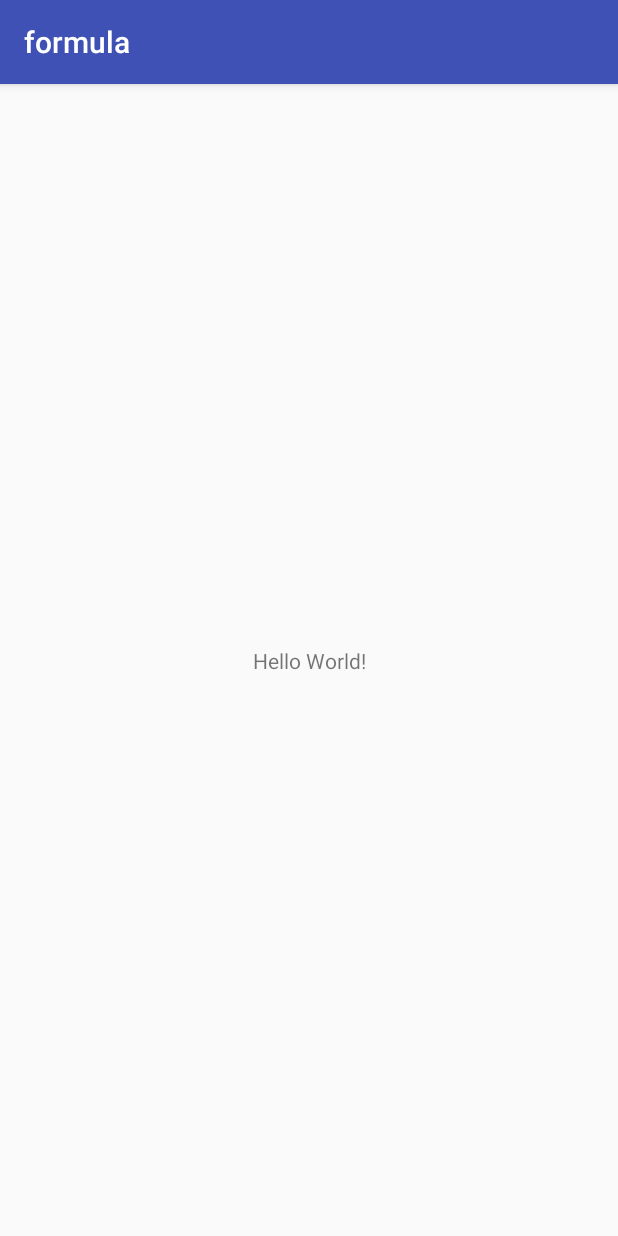
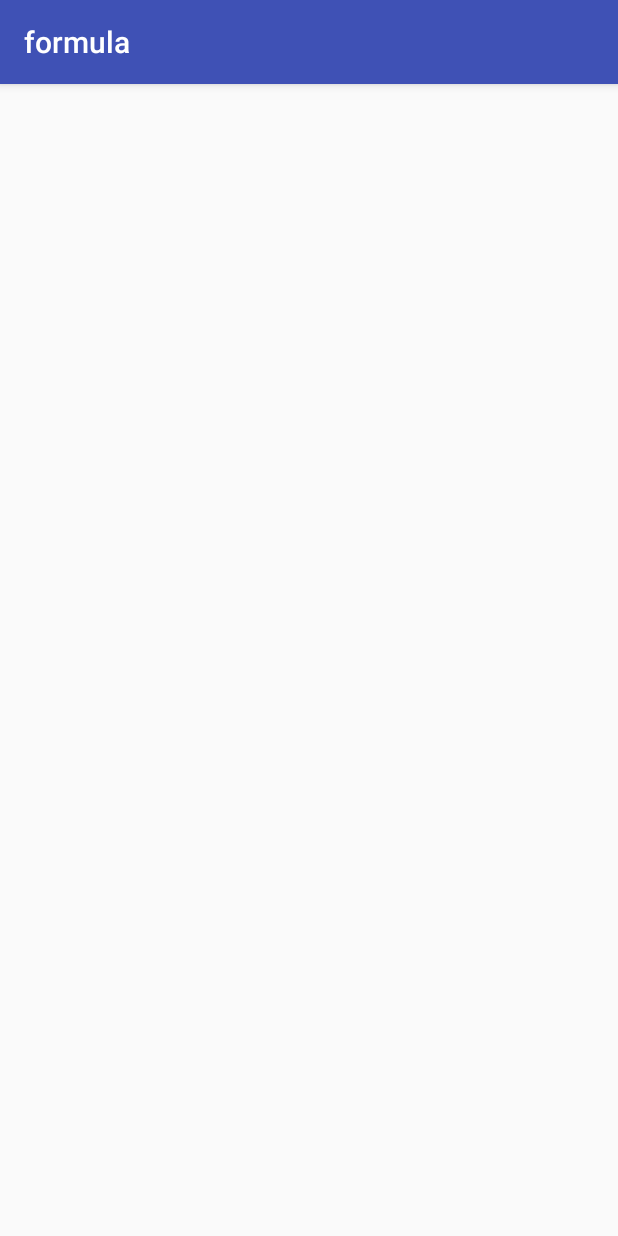
Before and after one commit to JBayaraa22/formula, an Android app: the screen it shows after launch (MainActivity), on a phone screen of 412 x 824 dp. Run offline under Robolectric (Android 15) with nearby library versions, the phone set to English and light mode, and no system bars.

Commit message:
First commit for Uyanga :3 No2

```diff
--- a/app/src/main/java/com/bayarjargal/me/formula/MainActivity.java
+++ b/app/src/main/java/com/bayarjargal/me/formula/MainActivity.java
@@ -11,5 +11,8 @@ public class MainActivity extends AppCompatActivity {
         super.onCreate(savedInstanceState);
         setContentView(R.layout.activity_main);
         Toast.makeText(getApplicationContext() , "ahaha" , Toast.LENGTH_LONG).show();
+        //Bayaraa ene code-g nemew :3
+
+        Toast.makeText(getApplicationContext() , "hihihi"  , Toast.LENGTH_LONG) .show();
     }
 }
--- a/app/src/main/res/layout/activity_main.xml
+++ b/app/src/main/res/layout/activity_main.xml
@@ -6,13 +6,4 @@
     android:layout_height="match_parent"
     tools:context="com.bayarjargal.me.formula.MainActivity">
 
-    <TextView
-        android:layout_width="wrap_content"
-        android:layout_height="wrap_content"
-        android:text="Hello World!"
-        app:layout_constraintBottom_toBottomOf="parent"
-        app:layout_constraintLeft_toLeftOf="parent"
-        app:layout_constraintRight_toRightOf="parent"
-        app:layout_constraintTop_toTopOf="parent" />
-
 </android.support.constraint.ConstraintLayout>
```
